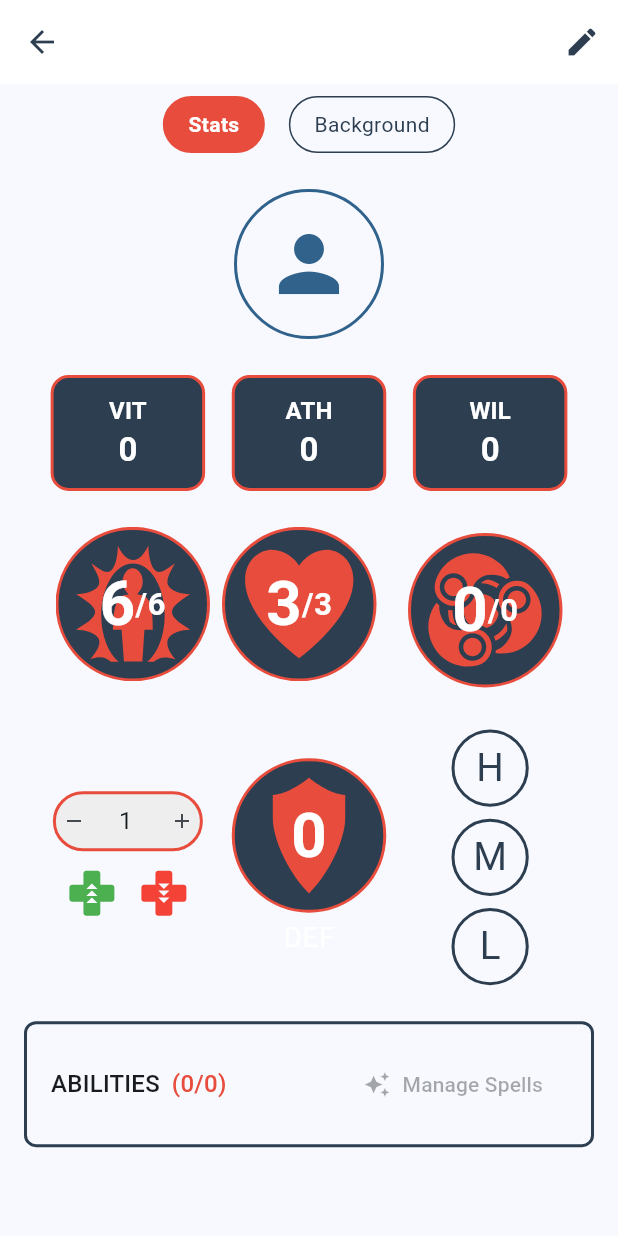
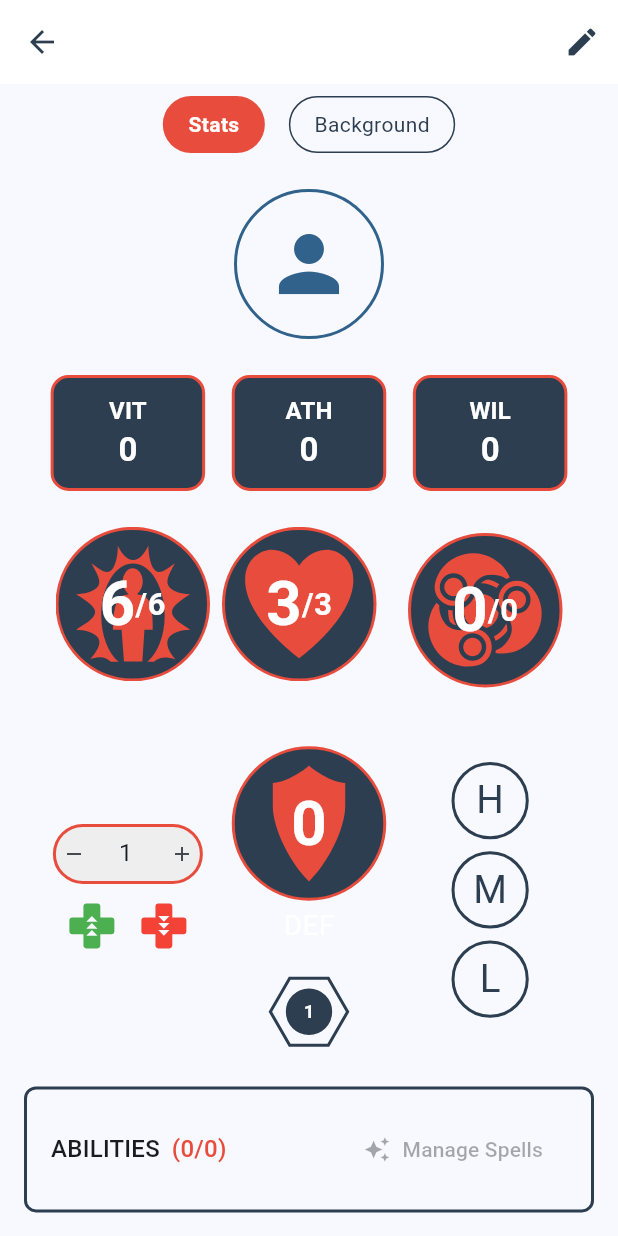
Before and after one commit to remideboer/titterpig, a Flutter app: the CharacterSheetScreen screen opened directly with empty values, on a phone screen of 412 x 824 dp. Run offline on Flutter 3.47's test engine with Material 3 defaults, Android fonts, the phone set to English and light mode, and no system bars; our stand-ins replace audioplayers, flutter_riverpod, flutter_svg, freezed_annotation, google_sign_in, image_picker and 1 more; missing offline and left inert: googleapis; accounts and stored records are empty.

Commit message:
feat(character): add shield toggle functionality
               - Added shield toggle button with hexagon background
               - Implemented shield state management in Character model
               - Updated StatModifierRow to include shield toggle
               - Added visual feedback for shield state (selected/disabled)

               Technical Details:
               - Created ShieldToggleButton widget with HexagonPainter
               - Added hasShield property to Character model
               - Integrated shield toggle with character state updates
               - Added proper disabled state handling for dead characters

               UI/UX:
               - Hexagon-shaped toggle button with shield icon
               - Color-coded states (selected: highlight, disabled: grey)
               - Consistent styling with existing defense selectors
               - Visual feedback for shield state changes

```diff
--- /dev/null
+++ b/lib/widgets/shield_toggle_button.dart
@@ -0,0 +1,114 @@
+import 'dart:math';
+import 'package:flutter/material.dart';
+import '../theme/app_theme.dart';
+import 'shield_icon.dart';
+
+class ShieldToggleButton extends StatelessWidget {
+  final bool isSelected;
+  final bool isDead;
+  final VoidCallback onPressed;
+  final double size;
+
+  const ShieldToggleButton({
+    super.key,
+    required this.isSelected,
+    required this.isDead,
+    required this.onPressed,
+    required this.size,
+  });
+
+  @override
+  Widget build(BuildContext context) {
+    final backgroundColor = isDead
+        ? Colors.grey.withOpacity(0.3)
+        : (isSelected ? AppTheme.highlightColor : Colors.transparent);
+    final borderColor = isDead
+        ? Colors.grey
+        : (isSelected ? AppTheme.accentColor : AppTheme.primaryColor);
+
+    return IconButton(
+      icon: Stack(
+        alignment: Alignment.center,
+        children: [
+          // Hexagon background
+          CustomPaint(
+            size: Size(size, size),
+            painter: HexagonPainter(
+              color: backgroundColor,
+              borderColor: borderColor,
+              borderWidth: 2,
+            ),
+          ),
+          // Shield icon
+          Opacity(
+            opacity: isDead ? 0.5 : 1.0,
+            child: ShieldIcon(
+              size: size * 0.6,
+              value: 1,
+              color: isDead ? Colors.grey : (isSelected ? Colors.white : AppTheme.primaryColor),
+            ),
+          ),
+        ],
+      ),
+      onPressed: isDead ? null : onPressed,
+      style: IconButton.styleFrom(
+        padding: EdgeInsets.zero,
+        minimumSize: Size(size, size),
+      ),
+    );
+  }
+}
+
+class HexagonPainter extends CustomPainter {
+  final Color color;
+  final Color borderColor;
+  final double borderWidth;
+
+  HexagonPainter({
+    required this.color,
+    required this.borderColor,
+    required this.borderWidth,
+  });
+
+  @override
+  void paint(Canvas canvas, Size size) {
+    final paint = Paint()
+      ..color = color
+      ..style = PaintingStyle.fill;
+
+    final borderPaint = Paint()
+      ..color = borderColor
+      ..style = PaintingStyle.stroke
+      ..strokeWidth = borderWidth;
+
+    final path = Path();
+    final width = size.width;
+    final height = size.height;
+    final centerX = width / 2;
+    final centerY = height / 2;
+    final radius = width / 2;
+
+    // Create hexagon points
+    for (int i = 0; i < 6; i++) {
+      final angle = 2.0 * 3.14159 * i / 6;
+      final x = centerX + radius * cos(angle);
+      final y = centerY + radius * sin(angle);
+      if (i == 0) {
+        path.moveTo(x, y);
+      } else {
+        path.lineTo(x, y);
+      }
+    }
+    path.close();
+
+    canvas.drawPath(path, paint);
+    canvas.drawPath(path, borderPaint);
+  }
+
+  @override
+  bool shouldRepaint(HexagonPainter oldDelegate) {
+    return color != oldDelegate.color ||
+           borderColor != oldDelegate.borderColor ||
+           borderWidth != oldDelegate.borderWidth;
+  }
+}
--- a/lib/widgets/stat_modifier_row.dart
+++ b/lib/widgets/stat_modifier_row.dart
@@ -4,6 +4,7 @@ import '../models/def_category.dart';
 import '../theme/app_theme.dart';
 import 'shield_icon.dart';
 import 'heal_damage_controls.dart';
+import 'shield_toggle_button.dart';
 
 class StatModifierRow extends StatefulWidget {
   final Character character;
@@ -12,6 +13,7 @@ class StatModifierRow extends StatefulWidget {
   final Function(DefCategory) onDefenseChanged;
   final Function(int) onHeal;
   final Function(int) onTakeDamage;
+  final Function(bool) onShieldToggled;
 
   const StatModifierRow({
     super.key,
@@ -21,6 +23,7 @@ class StatModifierRow extends StatefulWidget {
     required this.onDefenseChanged,
     required this.onHeal,
     required this.onTakeDamage,
+    required this.onShieldToggled,
   });
 
   @override
@@ -34,6 +37,7 @@ class _StatModifierRowState extends State<StatModifierRow> {
   late Function(DefCategory) onDefenseChanged;
   late Function(int) onHeal;
   late Function(int) onTakeDamage;
+  late Function(bool) onShieldToggled;
 
   @override
   void initState() {
@@ -44,6 +48,7 @@ class _StatModifierRowState extends State<StatModifierRow> {
     onDefenseChanged = widget.onDefenseChanged;
     onHeal = widget.onHeal;
     onTakeDamage = widget.onTakeDamage;
+    onShieldToggled = widget.onShieldToggled;
   }
 
   @override
@@ -75,11 +80,21 @@ class _StatModifierRowState extends State<StatModifierRow> {
             ),
           ),
         ),
-        // Center column - Shield icon
+        // Center column - Shield icon and toggle
         SizedBox(
           width: screenSize.width * 0.25,
-          child: Center(
-            child: _buildShieldIcon(context, isDead ? null : character.def, size),
+          child: Column(
+            mainAxisSize: MainAxisSize.min,
+            children: [
+              _buildShieldIcon(context, isDead ? null : character.def, size),
+              const SizedBox(height: 8),
+              ShieldToggleButton(
+                isSelected: character.hasShield,
+                isDead: isDead,
+                onPressed: () => onShieldToggled(!character.hasShield),
+                size: size * 0.5,
+              ),
+            ],
           ),
         ),
         // Right column - Defense circles
```
Also changed, not shown: lib/screens/character_sheet_screen.dart (+7 -0 lines).
